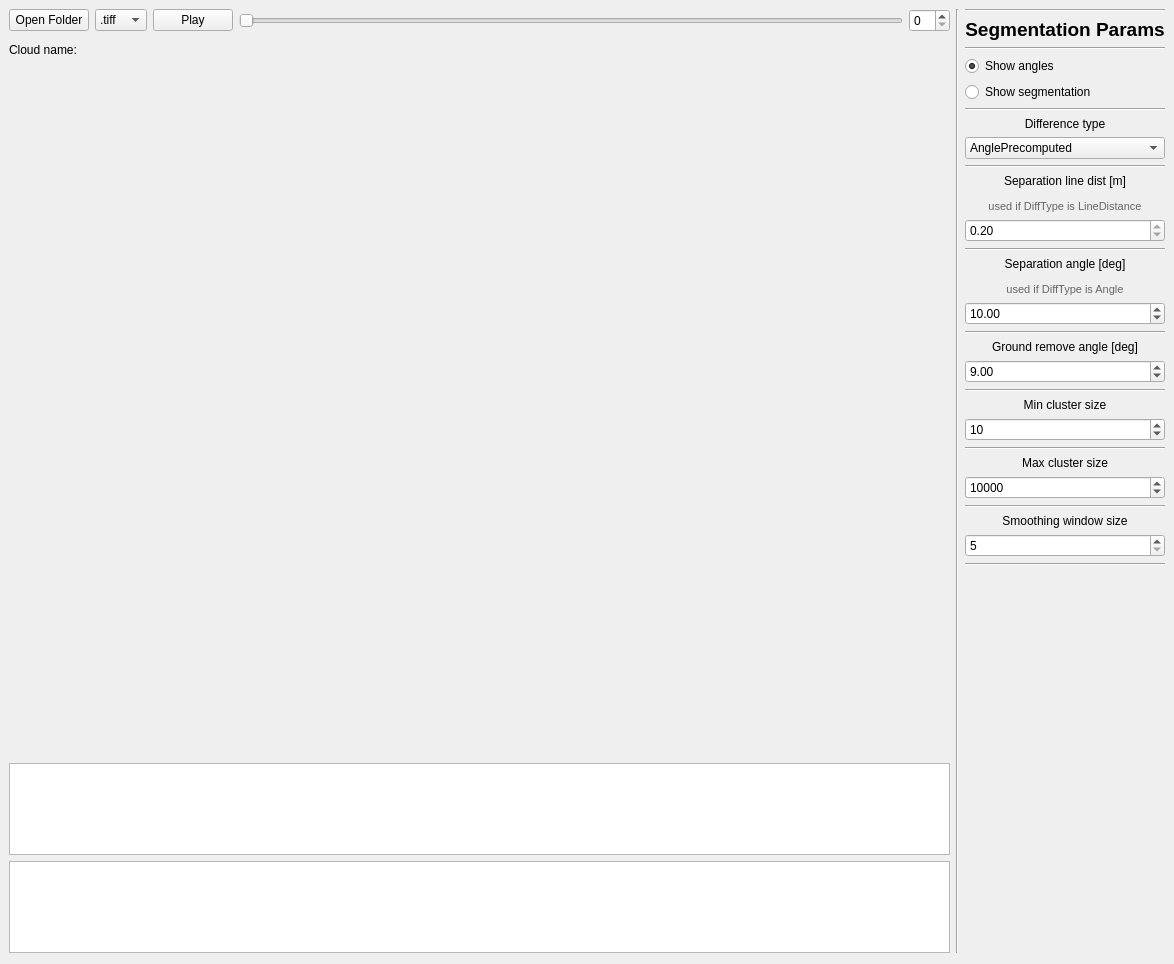
Before: the Qt Designer form src/src/visualization/ui/visualization.ui in cpsintegrationlab/depth_clustering, drawn with Qt 5.
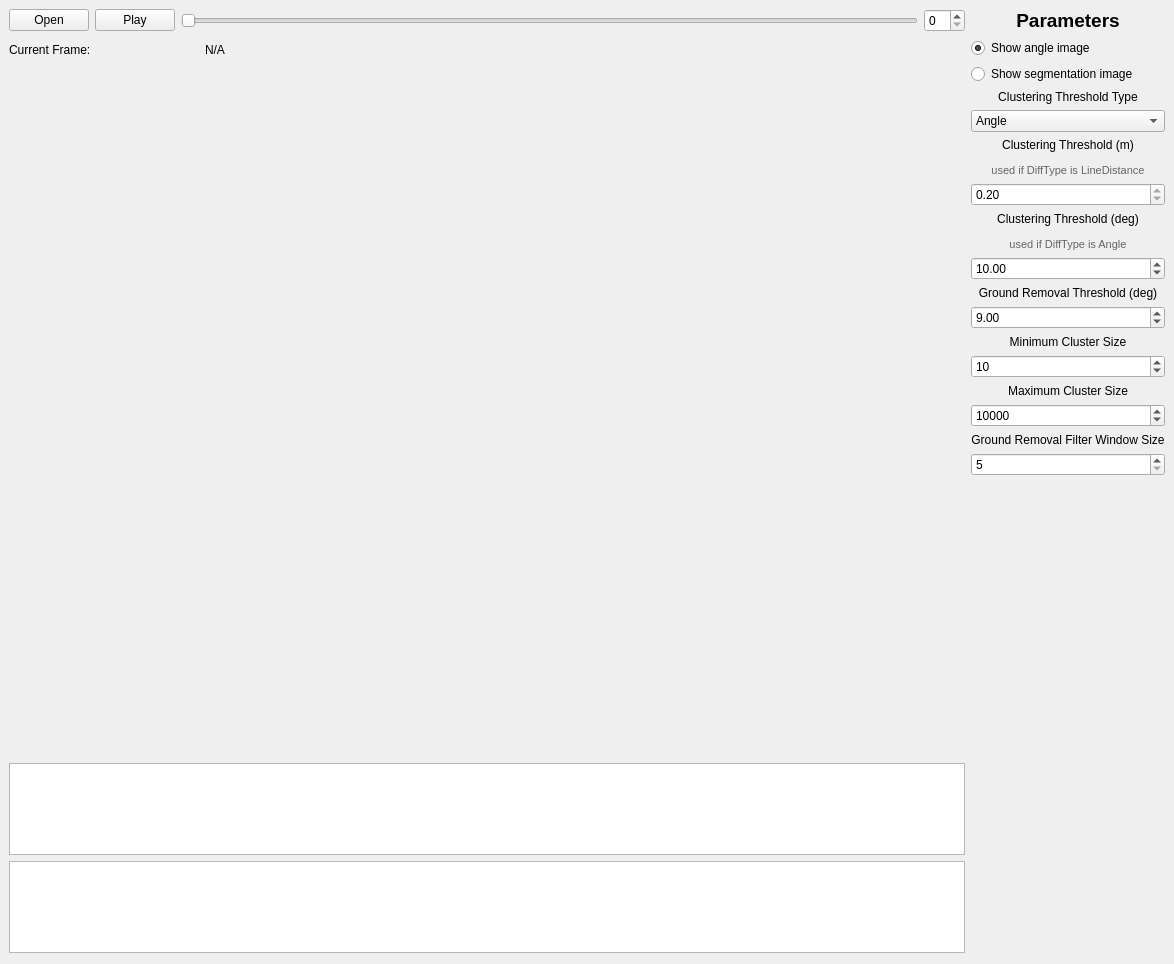
After: the same form once the commit is applied. Custom widgets are drawn as their Qt base class.

Commit message: Cleaning up visualization Qt UI form

The edit to the form file:
```diff
--- a/src/src/visualization/ui/visualization.ui
+++ b/src/src/visualization/ui/visualization.ui
@@ -19,7 +19,7 @@
   <property name="windowTitle">
    <string>Form</string>
   </property>
-  <layout class="QGridLayout" name="gridLayout" columnstretch="0,0,0">
+  <layout class="QGridLayout" name="gridLayout" columnstretch="0,0">
    <property name="leftMargin">
     <number>9</number>
    </property>
@@ -34,49 +34,12 @@
      <item>
       <widget class="QPushButton" name="btn_open_folder">
        <property name="text">
-        <string>Open Folder</string>
+        <string>Open</string>
        </property>
       </widget>
      </item>
      <item>
-      <widget class="QComboBox" name="cmb_extension">
-       <property name="currentIndex">
-        <number>0</number>
-       </property>
-       <item>
-        <property name="text">
-         <string>.tiff</string>
-        </property>
-       </item>
-       <item>
-        <property name="text">
-         <string>.txt</string>
-        </property>
-       </item>
-       <item>
-        <property name="text">
-         <string>.pcd</string>
-        </property>
-       </item>
-       <item>
-        <property name="text">
-         <string>.png</string>
-        </property>
-       </item>
-       <item>
-        <property name="text">
-         <string>.bin</string>
-        </property>
-       </item>
-       <item>
-        <property name="text">
-         <string>.exr</string>
-        </property>
-       </item>
-      </widget>
-     </item>
-     <item>
-      <widget class="QPushButton" name="btn_play">
+      <widget class="QPushButton" name="button_play">
        <property name="text">
         <string>Play</string>
        </property>
@@ -104,14 +67,14 @@
        <item>
         <widget class="QLabel" name="lbl_cloud_name_explain">
          <property name="text">
-          <string>Cloud name:</string>
+          <string>Current Frame:</string>
          </property>
         </widget>
        </item>
        <item>
         <widget class="QLabel" name="lbl_cloud_name">
          <property name="text">
-          <string>&lt;cloud_name&gt;</string>
+          <string>N/A</string>
          </property>
          <property name="textFormat">
           <enum>Qt::PlainText</enum>
@@ -194,17 +157,10 @@
      </item>
     </layout>
    </item>
-   <item row="0" column="2" rowspan="2">
+   <item row="0" column="1" rowspan="2">
     <layout class="QVBoxLayout" name="ver_lay_segment">
      <item>
-      <widget class="Line" name="line_3">
-       <property name="orientation">
-        <enum>Qt::Horizontal</enum>
-       </property>
-      </widget>
-     </item>
-     <item>
-      <widget class="QLabel" name="label_4">
+      <widget class="QLabel" name="label_parameter">
        <property name="font">
         <font>
          <pointsize>14</pointsize>
@@ -213,24 +169,17 @@
         </font>
        </property>
        <property name="text">
-        <string>&lt;html&gt;&lt;head/&gt;&lt;body&gt;&lt;p align=&quot;center&quot;&gt;Segmentation Params&lt;/p&gt;&lt;/body&gt;&lt;/html&gt;</string>
+        <string>&lt;html&gt;&lt;head/&gt;&lt;body&gt;&lt;p align=&quot;center&quot;&gt;Parameters&lt;/p&gt;&lt;/body&gt;&lt;/html&gt;</string>
        </property>
        <property name="textFormat">
         <enum>Qt::AutoText</enum>
        </property>
       </widget>
      </item>
-     <item>
-      <widget class="Line" name="line_8">
-       <property name="orientation">
-        <enum>Qt::Horizontal</enum>
-       </property>
-      </widget>
-     </item>
      <item>
       <widget class="QRadioButton" name="radio_show_angles">
        <property name="text">
-        <string>Show angles</string>
+        <string>Show angle image</string>
        </property>
        <property name="checked">
         <bool>true</bool>
@@ -240,28 +189,21 @@
      <item>
       <widget class="QRadioButton" name="radio_show_segmentation">
        <property name="text">
-        <string>Show segmentation</string>
+        <string>Show segmentation image</string>
        </property>
       </widget>
      </item>
      <item>
-      <widget class="Line" name="line_9">
-       <property name="orientation">
-        <enum>Qt::Horizontal</enum>
-       </property>
-      </widget>
-     </item>
-     <item>
-      <widget class="QLabel" name="label_5">
+      <widget class="QLabel" name="label_difference_type">
        <property name="text">
-        <string>&lt;html&gt;&lt;head/&gt;&lt;body&gt;&lt;p align=&quot;center&quot;&gt;Difference type&lt;/p&gt;&lt;/body&gt;&lt;/html&gt;</string>
+        <string>&lt;html&gt;&lt;head/&gt;&lt;body&gt;&lt;p align=&quot;center&quot;&gt;Clustering Threshold Type&lt;/p&gt;&lt;/body&gt;&lt;/html&gt;</string>
        </property>
       </widget>
      </item>
      <item>
       <widget class="QComboBox" name="cmb_diff_type">
        <property name="currentIndex">
-        <number>1</number>
+        <number>0</number>
        </property>
        <item>
         <property name="text">
@@ -270,7 +212,7 @@
        </item>
        <item>
         <property name="text">
-         <string>AnglePrecomputed</string>
+         <string>Precomputed Angle</string>
         </property>
        </item>
        <item>
@@ -291,16 +233,9 @@
       </widget>
      </item>
      <item>
-      <widget class="Line" name="line_10">
-       <property name="orientation">
-        <enum>Qt::Horizontal</enum>
-       </property>
-      </widget>
-     </item>
-     <item>
-      <widget class="QLabel" name="label_6">
+      <widget class="QLabel" name="label_angle_clustering_m">
        <property name="text">
-        <string>&lt;html&gt;&lt;head/&gt;&lt;body&gt;&lt;p align=&quot;center&quot;&gt;Separation line dist [m]&lt;/p&gt;&lt;p align=&quot;center&quot;&gt;&lt;span style=&quot; font-size:8pt; color:#656565;&quot;&gt;used if DiffType is LineDistance&lt;/span&gt;&lt;/p&gt;&lt;/body&gt;&lt;/html&gt;</string>
+        <string>&lt;html&gt;&lt;head/&gt;&lt;body&gt;&lt;p align=&quot;center&quot;&gt;Clustering Threshold (m)&lt;/p&gt;&lt;p align=&quot;center&quot;&gt;&lt;span style=&quot; font-size:8pt; color:#656565;&quot;&gt;used if DiffType is LineDistance&lt;/span&gt;&lt;/p&gt;&lt;/body&gt;&lt;/html&gt;</string>
        </property>
       </widget>
      </item>
@@ -321,16 +256,9 @@
       </widget>
      </item>
      <item>
-      <widget class="Line" name="line_11">
-       <property name="orientation">
-        <enum>Qt::Horizontal</enum>
-       </property>
-      </widget>
-     </item>
-     <item>
-      <widget class="QLabel" name="lbl_separation_angle">
+      <widget class="QLabel" name="label_angle_clustering">
        <property name="text">
-        <string>&lt;html&gt;&lt;head/&gt;&lt;body&gt;&lt;p align=&quot;center&quot;&gt;Separation angle [deg]&lt;/p&gt;&lt;p align=&quot;center&quot;&gt;&lt;span style=&quot; font-size:8pt; color:#656565;&quot;&gt;used if DiffType is Angle&lt;/span&gt;&lt;/p&gt;&lt;/body&gt;&lt;/html&gt;</string>
+        <string>&lt;html&gt;&lt;head/&gt;&lt;body&gt;&lt;p align=&quot;center&quot;&gt;Clustering Threshold (deg)&lt;/p&gt;&lt;p align=&quot;center&quot;&gt;&lt;span style=&quot; font-size:8pt; color:#656565;&quot;&gt;used if DiffType is Angle&lt;/span&gt;&lt;/p&gt;&lt;/body&gt;&lt;/html&gt;</string>
        </property>
       </widget>
      </item>
@@ -348,16 +276,9 @@
       </widget>
      </item>
      <item>
-      <widget class="Line" name="line">
-       <property name="orientation">
-        <enum>Qt::Horizontal</enum>
-       </property>
-      </widget>
-     </item>
-     <item>
-      <widget class="QLabel" name="lbl_ground_angle">
+      <widget class="QLabel" name="label_angle_ground_removal">
        <property name="text">
-        <string>&lt;html&gt;&lt;head/&gt;&lt;body&gt;&lt;p align=&quot;center&quot;&gt;Ground remove angle [deg]&lt;/p&gt;&lt;/body&gt;&lt;/html&gt;</string>
+        <string>&lt;html&gt;&lt;head/&gt;&lt;body&gt;&lt;p align=&quot;center&quot;&gt;Ground Removal Threshold (deg)&lt;/p&gt;&lt;/body&gt;&lt;/html&gt;</string>
        </property>
       </widget>
      </item>
@@ -375,16 +296,9 @@
       </widget>
      </item>
      <item>
-      <widget class="Line" name="line_2">
-       <property name="orientation">
-        <enum>Qt::Horizontal</enum>
-       </property>
-      </widget>
-     </item>
-     <item>
-      <widget class="QLabel" name="label">
+      <widget class="QLabel" name="label_size_cluster_min">
        <property name="text">
-        <string>&lt;html&gt;&lt;head/&gt;&lt;body&gt;&lt;p align=&quot;center&quot;&gt;Min cluster size&lt;/p&gt;&lt;/body&gt;&lt;/html&gt;</string>
+        <string>&lt;html&gt;&lt;head/&gt;&lt;body&gt;&lt;p align=&quot;center&quot;&gt;Minimum Cluster Size&lt;/p&gt;&lt;/body&gt;&lt;/html&gt;</string>
        </property>
       </widget>
      </item>
@@ -399,16 +313,9 @@
       </widget>
      </item>
      <item>
-      <widget class="Line" name="line_4">
-       <property name="orientation">
-        <enum>Qt::Horizontal</enum>
-       </property>
-      </widget>
-     </item>
-     <item>
-      <widget class="QLabel" name="label_2">
+      <widget class="QLabel" name="label_size_cluster_max">
        <property name="text">
-        <string>&lt;html&gt;&lt;head/&gt;&lt;body&gt;&lt;p align=&quot;center&quot;&gt;Max cluster size&lt;/p&gt;&lt;/body&gt;&lt;/html&gt;</string>
+        <string>&lt;html&gt;&lt;head/&gt;&lt;body&gt;&lt;p align=&quot;center&quot;&gt;Maximum Cluster Size&lt;/p&gt;&lt;/body&gt;&lt;/html&gt;</string>
        </property>
       </widget>
      </item>
@@ -423,16 +330,9 @@
       </widget>
      </item>
      <item>
-      <widget class="Line" name="line_5">
-       <property name="orientation">
-        <enum>Qt::Horizontal</enum>
-       </property>
-      </widget>
-     </item>
-     <item>
-      <widget class="QLabel" name="label_3">
+      <widget class="QLabel" name="label_size_smooth_window">
        <property name="text">
-        <string>&lt;html&gt;&lt;head/&gt;&lt;body&gt;&lt;p align=&quot;center&quot;&gt;Smoothing window size&lt;/p&gt;&lt;/body&gt;&lt;/html&gt;</string>
+        <string>&lt;html&gt;&lt;head/&gt;&lt;body&gt;&lt;p align=&quot;center&quot;&gt;Ground Removal Filter Window Size&lt;/p&gt;&lt;/body&gt;&lt;/html&gt;</string>
        </property>
       </widget>
      </item>
@@ -453,14 +353,7 @@
       </widget>
      </item>
      <item>
-      <widget class="Line" name="line_6">
-       <property name="orientation">
-        <enum>Qt::Horizontal</enum>
-       </property>
-      </widget>
-     </item>
-     <item>
-      <spacer name="verticalSpacer">
+      <spacer name="spacer_vertical">
        <property name="orientation">
         <enum>Qt::Vertical</enum>
        </property>
@@ -474,13 +367,6 @@
      </item>
     </layout>
    </item>
-   <item row="0" column="1" rowspan="2">
-    <widget class="Line" name="line_7">
-     <property name="orientation">
-      <enum>Qt::Vertical</enum>
-     </property>
-    </widget>
-   </item>
   </layout>
  </widget>
  <customwidgets>
```
Left out of the diff: 40 changed lines with no effect on the pictures. The commit also changes 2 other files.
